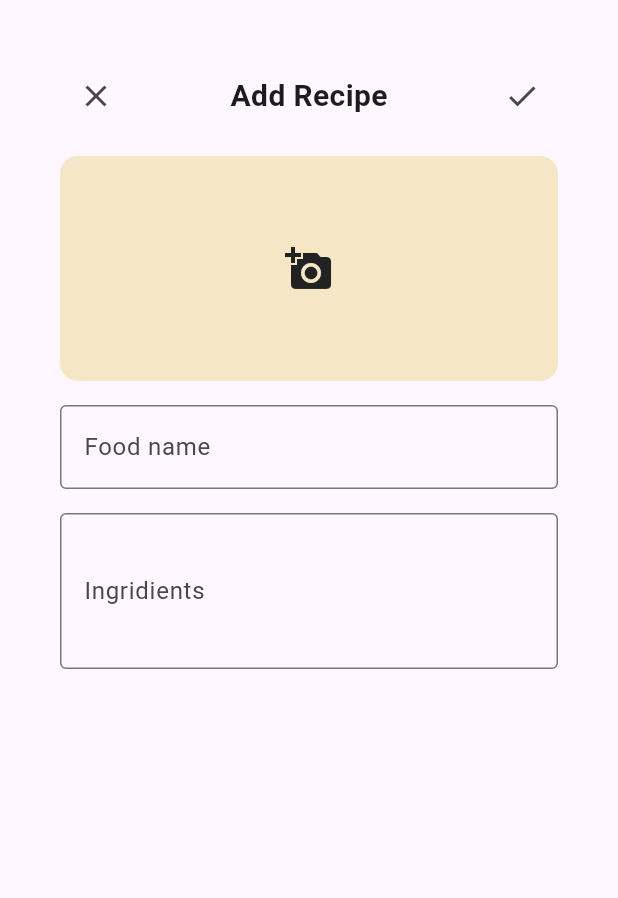
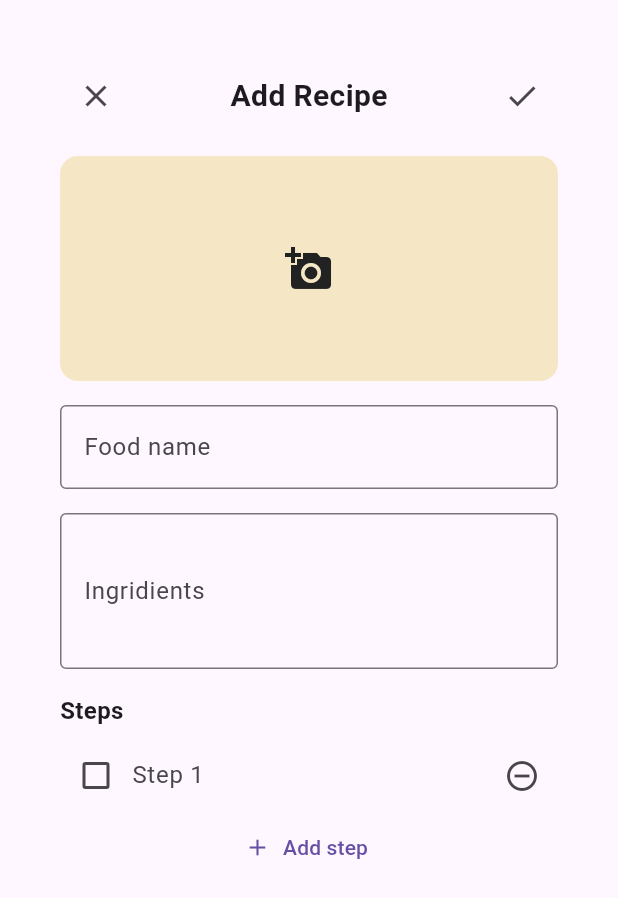
Before and after one commit to ADejoya/WattFood, a Flutter app: the AddRecipeSheet widget shown alone on an empty page, opened directly, on a phone screen of 412 x 824 dp. Shown: the top 898 px of the screen. Run offline on Flutter 3.47's test engine with Material 3 defaults, Android fonts, the phone set to English and light mode, and no system bars; our stand-ins replace image_picker.

Commit message:
Add functionality for managing cooking steps in recipe sheet

```diff
--- a/lib/add_recipe_sheet.dart
+++ b/lib/add_recipe_sheet.dart
@@ -16,7 +16,10 @@ class AddRecipeSheet extends StatefulWidget{
   final TextEditingController _nameController = TextEditingController();
   final TextEditingController _ingredientsController = TextEditingController();
   String? _pickedImagePath;
+  final List<TextEditingController> _stepControllers = [TextEditingController()];
+  final List<bool> _stepChecked = [false];
 
+// for image picker
   Future<void> _pickImage() async {
     final picker = ImagePicker();
     final image = await picker.pickImage(source: ImageSource.gallery);
@@ -26,6 +29,32 @@ class AddRecipeSheet extends StatefulWidget{
       });
     }
   }
+//for cooking steps
+  void _addStep() {
+  setState(() {
+    _stepControllers.add(TextEditingController());
+    _stepChecked.add(false);
+  });
+}
+//removing step
+void _removeStep(int index) {
+  setState(() {
+    _stepControllers[index].dispose();
+    _stepControllers.removeAt(index);
+    _stepChecked.removeAt(index);
+  });
+}
+
+@override
+void dispose() {
+  _nameController.dispose();
+  _ingredientsController.dispose();
+  for (final c in _stepControllers) {
+    c.dispose();
+  }
+  super.dispose();
+}
+
 
  @override
 Widget build(BuildContext context) {
@@ -89,7 +118,47 @@ Widget build(BuildContext context) {
             labelText: 'Ingridients',
             border: OutlineInputBorder()
           ),
-        )
+        ),
+        const SizedBox(height: 16,),
+        const Align(
+          alignment: Alignment.centerLeft,
+          child: Text('Steps', style: TextStyle(fontSize: 16, fontWeight: FontWeight.bold)),
+          ),
+        const SizedBox(height: 8),
+        Column(
+          children: List.generate(_stepControllers.length, (index) {
+            return Row(
+              children: [
+                Checkbox(
+                  value: _stepChecked[index],
+                  onChanged: (value) {
+                    setState(() {
+                      _stepChecked[index] = value ?? false;
+                    });
+                  },
+                ),
+                Expanded(
+                  child: TextField(
+                    controller: _stepControllers[index],
+                    decoration: InputDecoration(
+                      hintText: 'Step ${index + 1}',
+                      border: InputBorder.none,
+                    ),
+                  ),
+                ),
+                IconButton(
+                  icon: const Icon(Icons.remove_circle_outline),
+                  onPressed: () => _removeStep(index),
+                ),
+              ],
+            );
+          }),
+        ),
+        TextButton.icon(
+          onPressed: _addStep,
+          icon: const Icon(Icons.add),
+          label: const Text('Add step'),
+        ),
       ],
     ),
   );
```
